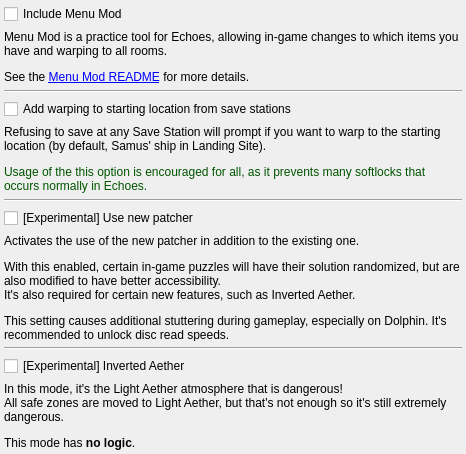
The window that randovania/gui/ui_files/preset_echoes_patches.ui (randovania/randovania) describes before a commit, drawn with Qt 5.
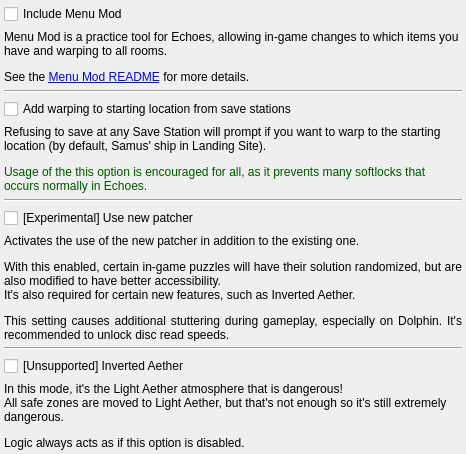
The same window after the commit.

Commit message:
Minor revamp for unsupported features
- Inverted Aether is now Unsupported
- Unsupported features are labeled as such in-app and requires a dev build

The edit to the form file:
```diff
--- a/randovania/gui/ui_files/preset_echoes_patches.ui
+++ b/randovania/gui/ui_files/preset_echoes_patches.ui
@@ -130,7 +130,7 @@
        <string>&lt;html&gt;&lt;head/&gt;&lt;body&gt;&lt;p&gt;Activates the use of the new patcher in addition to the existing one.&lt;/p&gt;&lt;p&gt;With this enabled, certain in-game puzzles will have their solution randomized, but are also modified to have better accessibility.&lt;br/&gt;It's also required for certain new features, such as Inverted Aether.&lt;/p&gt;&lt;p&gt;This setting causes additional stuttering during gameplay, especially on Dolphin. It's recommended to unlock disc read speeds.&lt;/p&gt;&lt;/body&gt;&lt;/html&gt;</string>
       </property>
       <property name="alignment">
-       <set>Qt::AlignLeading|Qt::AlignLeft|Qt::AlignTop</set>
+       <set>Qt::AlignJustify|Qt::AlignTop</set>
       </property>
       <property name="wordWrap">
        <bool>true</bool>
@@ -147,14 +147,14 @@
     <item>
      <widget class="QCheckBox" name="inverted_check">
       <property name="text">
-       <string>[Experimental] Inverted Aether</string>
+       <string>[Unsupported] Inverted Aether</string>
       </property>
      </widget>
     </item>
     <item>
      <widget class="QLabel" name="inverted_label">
       <property name="text">
-       <string>&lt;html&gt;&lt;head/&gt;&lt;body&gt;&lt;p&gt;In this mode, it's the Light Aether atmosphere that is dangerous!&lt;br/&gt;All safe zones are moved to Light Aether, but that's not enough so it's still extremely dangerous.&lt;/p&gt;&lt;p&gt;This mode has &lt;span style=&quot; font-weight:700;&quot;&gt;no logic&lt;/span&gt;.&lt;/p&gt;&lt;/body&gt;&lt;/html&gt;</string>
+       <string>&lt;html&gt;&lt;head/&gt;&lt;body&gt;&lt;p&gt;In this mode, it's the Light Aether atmosphere that is dangerous!&lt;br/&gt;All safe zones are moved to Light Aether, but that's not enough so it's still extremely dangerous.&lt;/p&gt;&lt;p&gt;Logic always acts as if this option is disabled.&lt;/p&gt;&lt;/body&gt;&lt;/html&gt;</string>
       </property>
       <property name="alignment">
        <set>Qt::AlignLeading|Qt::AlignLeft|Qt::AlignTop</set>
```
Left out of the diff: 2 changed lines with no effect on the pictures. The commit also changes 9 other files.
